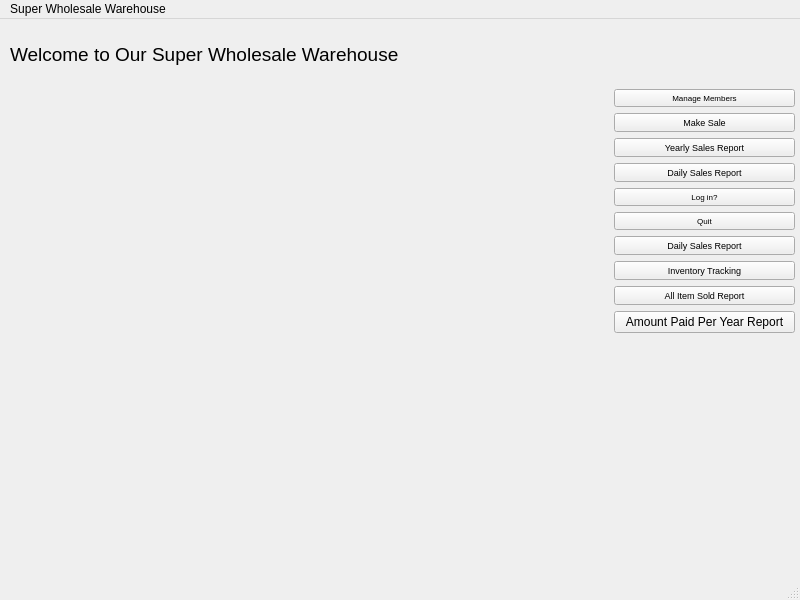
Before: the Qt Designer form mainwindow.ui in WinterCS003/CS008_Project1, drawn with Qt 5.
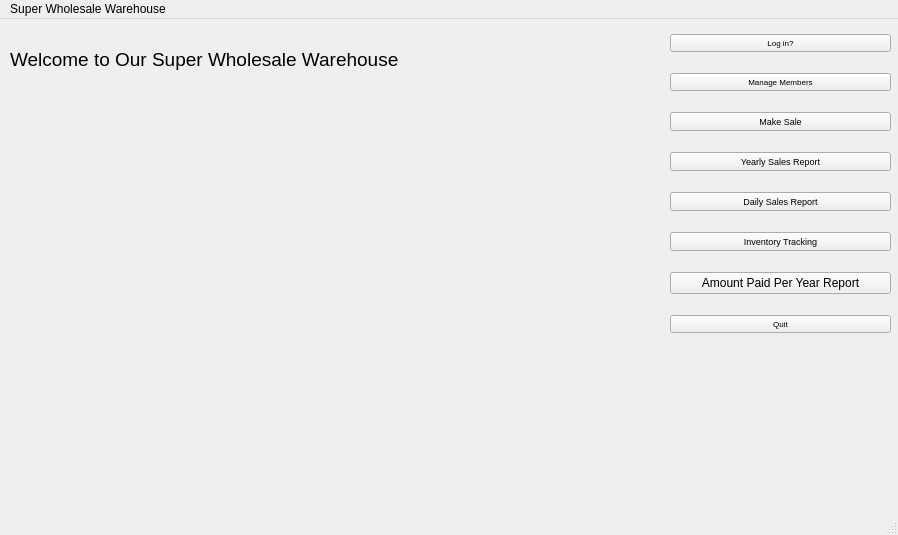
After: the same form once the commit is applied.

Diff of the .ui file:
```diff
--- a/mainwindow.ui
+++ b/mainwindow.ui
@@ -6,8 +6,8 @@
    <rect>
     <x>0</x>
     <y>0</y>
-    <width>800</width>
-    <height>600</height>
+    <width>898</width>
+    <height>535</height>
    </rect>
   </property>
   <property name="windowTitle">
@@ -17,13 +17,25 @@
    <widget class="QWidget" name="layoutWidget">
     <property name="geometry">
      <rect>
-      <x>614</x>
-      <y>70</y>
-      <width>181</width>
-      <height>251</height>
+      <x>670</x>
+      <y>0</y>
+      <width>221</width>
+      <height>331</height>
      </rect>
     </property>
     <layout class="QVBoxLayout" name="verticalLayout">
+     <item>
+      <widget class="QPushButton" name="login">
+       <property name="font">
+        <font>
+         <pointsize>6</pointsize>
+        </font>
+       </property>
+       <property name="text">
+        <string>Log in?</string>
+       </property>
+      </widget>
+     </item>
      <item>
       <widget class="QPushButton" name="manageMembers">
        <property name="font">
@@ -72,42 +84,6 @@
        </property>
       </widget>
      </item>
-     <item>
-      <widget class="QPushButton" name="login">
-       <property name="font">
-        <font>
-         <pointsize>6</pointsize>
-        </font>
-       </property>
-       <property name="text">
-        <string>Log in?</string>
-       </property>
-      </widget>
-     </item>
-     <item>
-      <widget class="QPushButton" name="quitButton">
-       <property name="font">
-        <font>
-         <pointsize>6</pointsize>
-        </font>
-       </property>
-       <property name="text">
-        <string>Quit</string>
-       </property>
-      </widget>
-     </item>
-     <item>
-      <widget class="QPushButton" name="dailySales">
-       <property name="font">
-        <font>
-         <pointsize>7</pointsize>
-        </font>
-       </property>
-       <property name="text">
-        <string>Daily Sales Report</string>
-       </property>
-      </widget>
-     </item>
      <item>
       <widget class="QPushButton" name="manageInventory">
        <property name="font">
@@ -121,18 +97,6 @@
        </property>
       </widget>
      </item>
-     <item>
-      <widget class="QPushButton" name="itemSold">
-       <property name="font">
-        <font>
-         <pointsize>7</pointsize>
-        </font>
-       </property>
-       <property name="text">
-        <string>All Item Sold Report</string>
-       </property>
-      </widget>
-     </item>
      <item>
       <widget class="QPushButton" name="amountPerYear">
        <property name="text">
@@ -140,6 +104,18 @@
        </property>
       </widget>
      </item>
+     <item>
+      <widget class="QPushButton" name="quitButton">
+       <property name="font">
+        <font>
+         <pointsize>6</pointsize>
+        </font>
+       </property>
+       <property name="text">
+        <string>Quit</string>
+       </property>
+      </widget>
+     </item>
     </layout>
    </widget>
    <widget class="QLabel" name="label">
@@ -148,7 +124,7 @@
       <x>10</x>
       <y>10</y>
       <width>621</width>
-      <height>51</height>
+      <height>61</height>
      </rect>
     </property>
     <property name="font">
@@ -166,7 +142,7 @@
     <rect>
      <x>0</x>
      <y>0</y>
-     <width>800</width>
+     <width>898</width>
      <height>17</height>
     </rect>
    </property>
```
